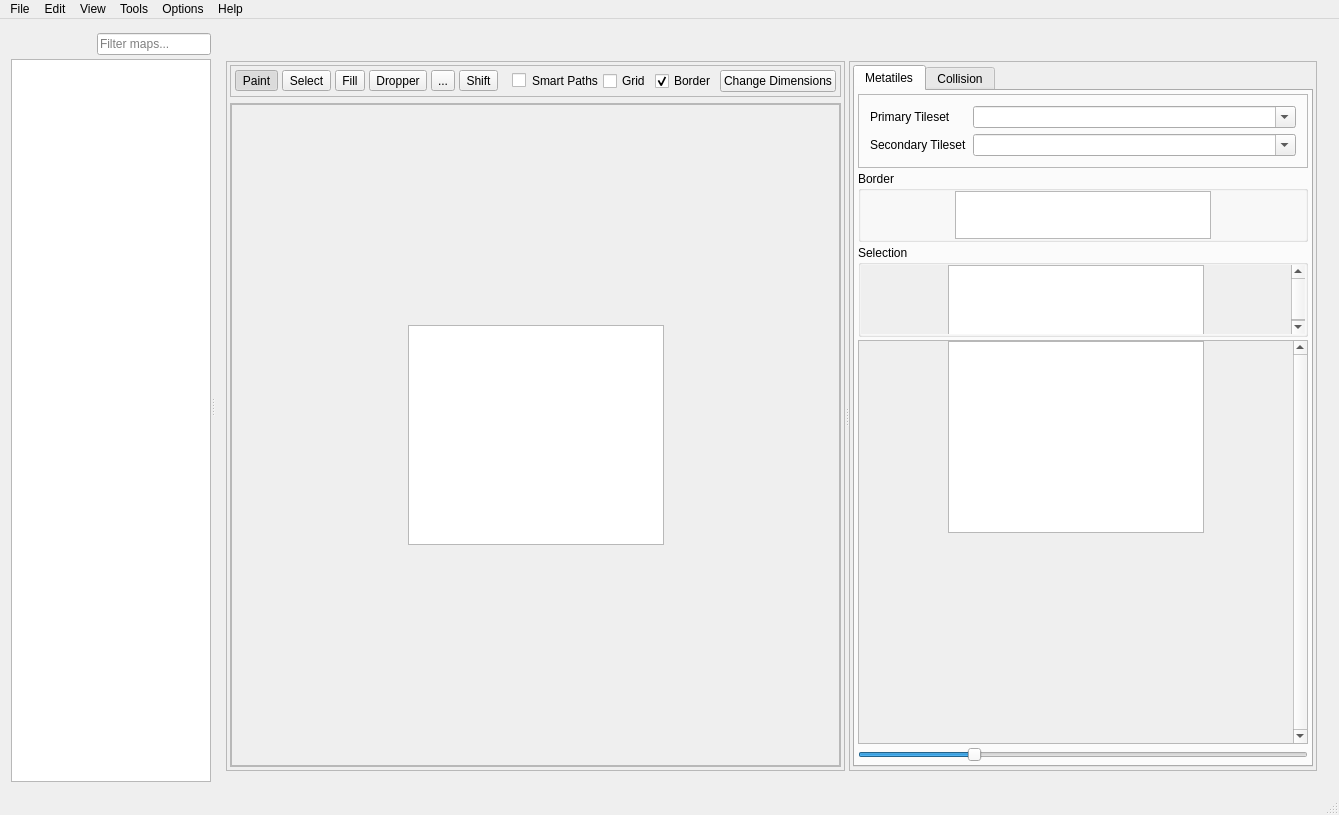
First picture: the form in forms/mainwindow.ui, repository huderlem/porymap, before the edit.
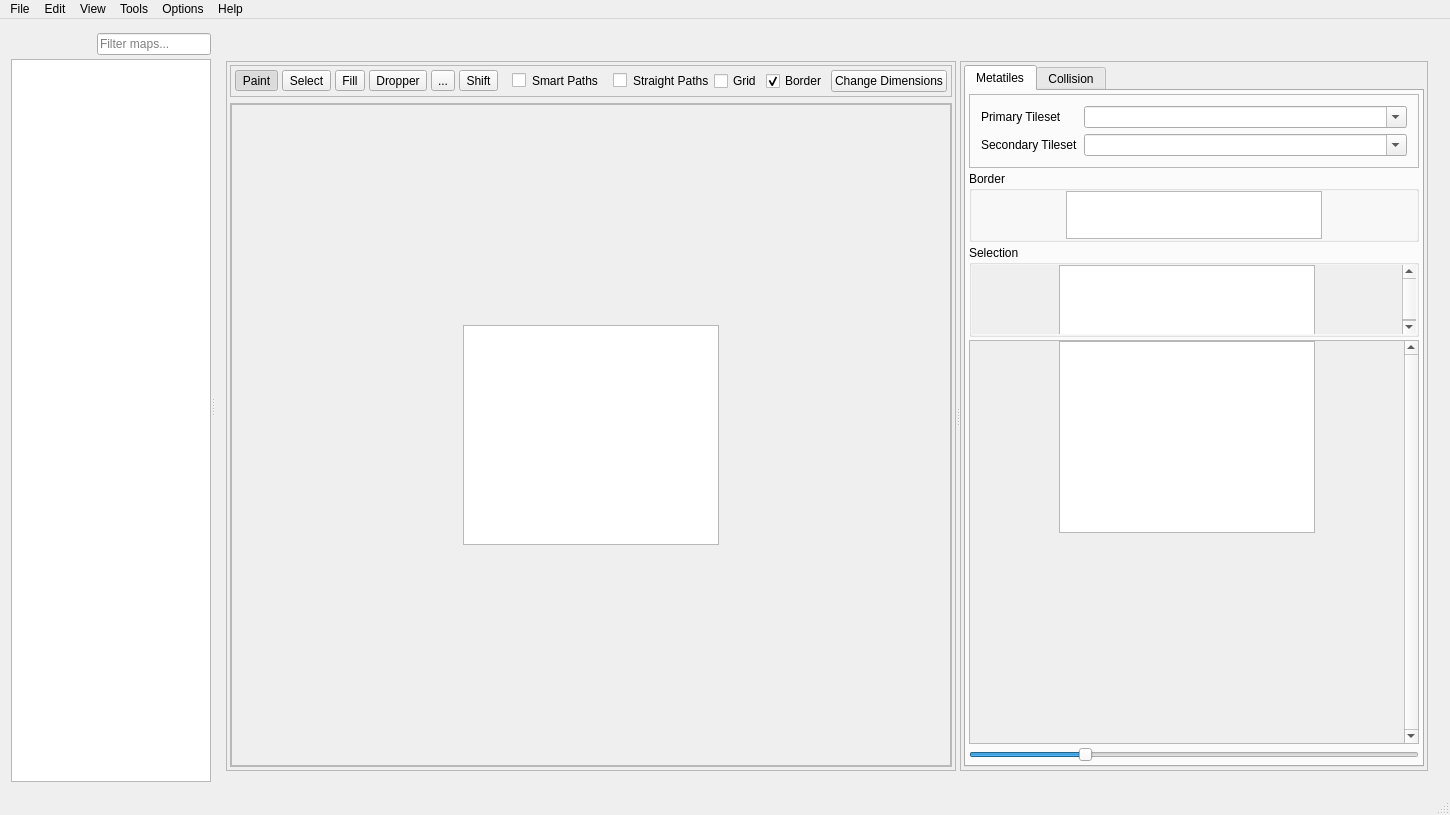
Second picture: the form after the edit. Icons and pictures are not drawn. Custom widgets are drawn as their Qt base class.

Commit message: Create ui checkbox for enabling straight paths

```diff
--- a/forms/mainwindow.ui
+++ b/forms/mainwindow.ui
@@ -626,6 +626,22 @@
                      </property>
                     </widget>
                    </item>
+                   <item>
+                    <widget class="QCheckBox" name="checkBox_straightPaths">
+                     <property name="layoutDirection">
+                      <enum>Qt::LeftToRight</enum>
+                     </property>
+                     <property name="styleSheet">
+                      <string notr="true">margin-left: 10px</string>
+                     </property>
+                     <property name="text">
+                      <string>Straight Paths</string>
+                     </property>
+                     <property name="tristate">
+                      <bool>false</bool>
+                     </property>
+                    </widget>
+                   </item>
                    <item>
                     <widget class="QCheckBox" name="checkBox_ToggleGrid">
                      <property name="toolTip">
```
The commit also changes 2 other files.
